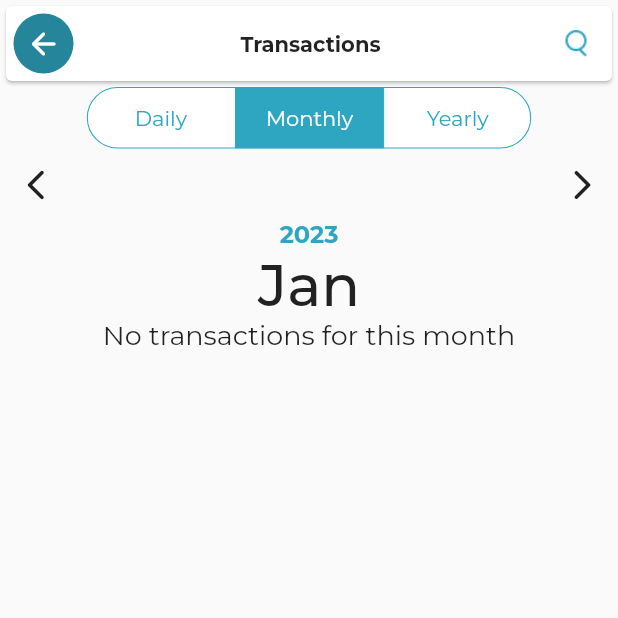
After one commit to Imatifdev/snabb-Budget, a Flutter app: the TransactionsScreen screen opened by its route, item 2 of the bottom bar chosen, on a phone screen of 412 x 824 dp, the top half of it. The commit adds this screen. Run offline on Flutter 3.47's test engine with Material 2 defaults, Android fonts, the phone set to English and light mode, and no system bars; drawn by our look-alikes of material_segmented_control; our stand-ins replace cloud_firestore, connectivity_plus, file_picker, firebase_auth, firebase_core, fluttertoast and 5 more; accounts and stored records are empty; project files that could hold a hidden picture were left out.

Commit message:
transactions screen completed

```diff
--- a/lib/utils/custom_drawer.dart
+++ b/lib/utils/custom_drawer.dart
@@ -2,6 +2,7 @@ import 'package:flutter/material.dart';
 import 'package:snabbudget/Screens/balance.dart';
 import 'package:snabbudget/Screens/dashboard_screen.dart';
 import 'package:snabbudget/Screens/home_screen.dart';
+import 'package:snabbudget/Screens/preferences.dart';
 import 'package:snabbudget/Screens/setting_screen.dart';
 import 'package:snabbudget/Screens/summary_screen.dart';
 import 'package:snabbudget/Screens/transactions_screen.dart';
@@ -56,7 +57,7 @@ class CustomDrawer extends StatelessWidget {
                   context, "assets/images/box.png", "Budget", "Budget-Screen"),
               drawerTile(context, "assets/images/calender.png", "Calendar",
                   "Calender-Screen"),
-              drawerTile(context, "assets/images/minus.png", "Summary",
+              drawerTile(context, "assets/images/summary.png", "Summary",
                   SummaryScreen.routeName),
               drawerTile(context, "assets/images/transfer.png", "Transactions",
                   TransactionsScreen.routeName),
@@ -65,7 +66,7 @@ class CustomDrawer extends StatelessWidget {
               drawerTile(context, "assets/images/settings.png", "Settings",
                   SettingScreen.routeName),
               drawerTile(context, "assets/images/settings-2.png", "Preferences",
-                  "Preferences"),
+                  PreferencesScreen.routeName),
             ]),
             const Column(
               children: [
--- /dev/null
+++ b/lib/utils/monthly_transactions.dart
@@ -0,0 +1,120 @@
+import 'package:flutter/material.dart';
+
+import '../models/transaction.dart';
+
+class MonthlyTransactions extends StatefulWidget {
+  final List<String> month;
+  final List<Transaction> transactions;
+
+  const MonthlyTransactions({Key? key, required this.month, required this.transactions})
+      : super(key: key);
+
+  @override
+  State<MonthlyTransactions> createState() => _MonthlyTransactionsState();
+}
+
+class _MonthlyTransactionsState extends State<MonthlyTransactions> {
+  final PageController _controller = PageController(initialPage: 0);
+  int pageIndex = 0;
+
+  @override
+  Widget build(BuildContext context) {
+    Size size = MediaQuery.of(context).size;
+    return Column(
+      children: [
+        Row(
+          mainAxisAlignment: MainAxisAlignment.spaceBetween,
+          children: [
+            IconButton(
+              onPressed: () {
+                _controller.previousPage(
+                  duration: const Duration(milliseconds: 120),
+                  curve: Curves.bounceIn,
+                );
+              },
+              icon: const Icon(Icons.arrow_back_ios_new_rounded),
+            ),
+            IconButton(
+              onPressed: () {
+                _controller.nextPage(
+                  duration: const Duration(milliseconds: 120),
+                  curve: Curves.bounceIn,
+                );
+              },
+              icon: const Icon(Icons.arrow_forward_ios_rounded),
+            ),
+          ],
+        ),
+        Text(DateTime.now().year.toString(), style: TextStyle(fontSize: 16,fontWeight: FontWeight.bold, color: Theme.of(context).primaryColor),),
+        SizedBox(
+          height: size.height - 210,
+          child: PageView.builder(
+            controller: _controller,
+            itemCount: widget.month.length,
+            onPageChanged: (int index) {
+              setState(() {
+                pageIndex = index;
+              });
+            },
+            itemBuilder: (context, index) {
+              final currentMonth = index + 1;
+              final filteredTransactions = widget.transactions
+                  .where((transaction) => transaction.date.month == currentMonth)
+                  .toList();
+
+              return Column(
+                mainAxisAlignment: MainAxisAlignment.start,
+                children: [
+                  Text(
+                    widget.month[index],
+                    style: const TextStyle(
+                      fontSize: 38,
+                      fontWeight: FontWeight.w500,
+                    ),
+                  ),
+                  if (filteredTransactions.isNotEmpty)
+                    Expanded(
+                      child: ListView.builder(
+                        itemCount: filteredTransactions.length,
+                        itemBuilder: (context, index) {
+                          final transaction = filteredTransactions[index];
+                          return Card(
+                                color: Colors.white,
+                                elevation: 0,
+                                child: ListTile(
+                                  leading: Image.asset(transaction.imgUrl),
+                                  title: Text(
+                                    transaction.name,
+                                    style: const TextStyle(
+                                        fontWeight: FontWeight.bold),
+                                  ),
+                                  subtitle: Text(transaction.time),
+                                  trailing: Text(
+                                      transaction.type == TransactionType.income
+                                          ? "+\$${transaction.amount}"
+                                          : "-\$${transaction.amount}",
+                                      style: TextStyle(
+                                          color: transaction.type ==
+                                                  TransactionType.income
+                                              ? Colors.green
+                                              : Colors.red,
+                                          fontWeight: FontWeight.bold)),
+                                ),
+                              );
+                        },
+                      ),
+                    )
+                  else
+                    const Text(
+                      'No transactions for this month',
+                      style: TextStyle(fontSize: 18),
+                    ),
+                ],
+              );
+            },
+          ),
+        ),
+      ],
+    );
+  }
+}
```
Also changed, not shown: lib/Screens/dashboard_screen.dart (+4 -4 lines), lib/Screens/transactions_screen.dart (+10 -87 lines), lib/utils/transaction_card.dart (added, +34 -0 lines), lib/utils/yearly_transactions.dart (added, +166 -0 lines), assets/images/summary.png (added).
